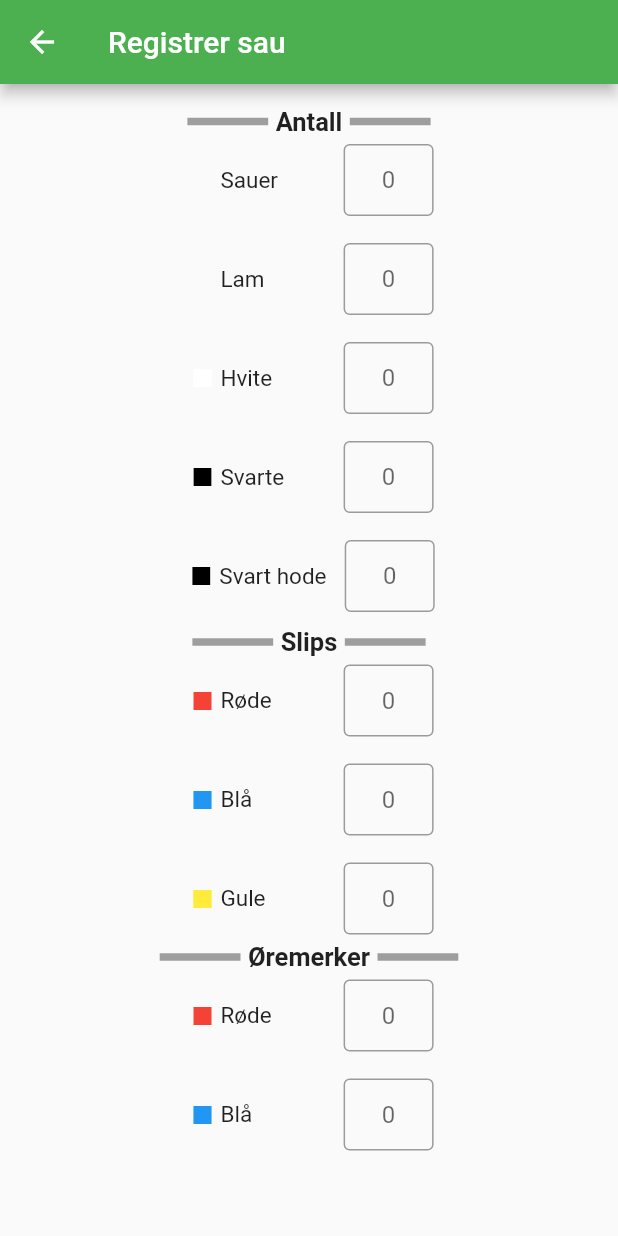
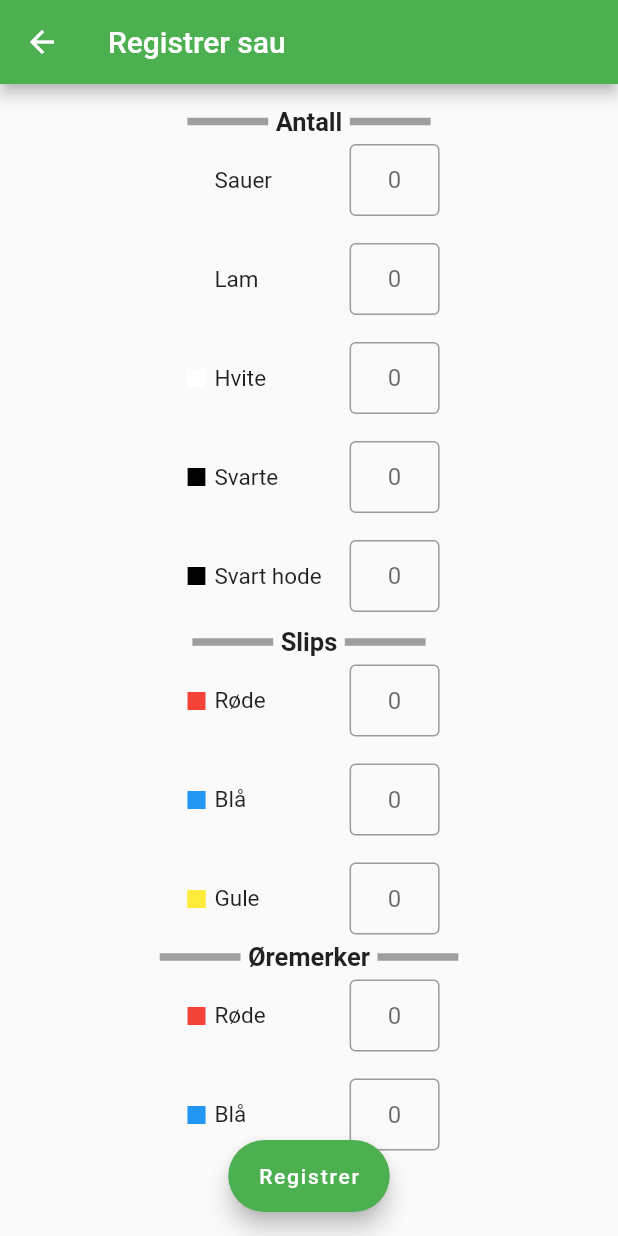
Before and after one commit to rebner-mork/ManualSupervisionOfSheepOnPasture, a Flutter app: the screen it shows after launch, on a phone screen of 412 x 824 dp. Run offline on Flutter 3.47's test engine with Material 2 defaults, Android fonts, the phone set to English and light mode, and no system bars; our stand-ins replace cloud_firestore, email_validator, firebase_auth, firebase_core, flutter_map, latlong2; accounts and stored records are empty.

Commit message:
TextEditingControllers and register button

```diff
--- a/app/lib/register/register_sheep.dart
+++ b/app/lib/register/register_sheep.dart
@@ -14,6 +14,17 @@ class _RegisterSheepState extends State<RegisterSheep> {
   _RegisterSheepState();
 
   final _formKey = GlobalKey<FormState>();
+
+  final TextEditingController _sheepController = TextEditingController(),
+      _lambsController = TextEditingController(),
+      _blackController = TextEditingController(),
+      _whiteController = TextEditingController(),
+      _blackHeadController = TextEditingController(),
+      _redTieController = TextEditingController(),
+      _blueTieController = TextEditingController(),
+      _yellowTieController = TextEditingController(),
+      _redEarController = TextEditingController(),
+      _blueEarController = TextEditingController();
 
   @override
   Widget build(BuildContext context) {
@@ -32,36 +43,51 @@ class _RegisterSheepState extends State<RegisterSheep> {
                         child: Column(children: [
                   const SizedBox(height: 10),
                   inputDividerWithHeadline('Antall'),
-
-                customInputRow('Sauer'),
+                  customInputRow('Sauer', _sheepController),
                   inputFieldSpacer(),
-                customInputRow('Lam'),
+                  customInputRow('Lam', _lambsController),
                   inputFieldSpacer(),
-                customInputRow('Hvite', color: Colors.white),
+                  customInputRow('Hvite', _whiteController,
+                      color: Colors.white),
                   inputFieldSpacer(),
-                customInputRow('Svarte', color: Colors.black),
+                  customInputRow('Svarte', _blackController,
+                      color: Colors.black),
                   inputFieldSpacer(),
-                customInputRow('Svart hode', color: Colors.black),
+                  customInputRow('Svart hode', _blackHeadController,
+                      color: Colors.black),
                   const SizedBox(height: 5),
 
                   inputDividerWithHeadline('Slips'),
 
                   // TODO: Conditional basert på mulige farger
-                customInputRow('Røde', color: Colors.red),
+                  customInputRow('Røde', _redTieController, color: Colors.red),
                   inputFieldSpacer(),
-                customInputRow('Blå', color: Colors.blue),
+                  customInputRow('Blå', _blueTieController, color: Colors.blue),
                   inputFieldSpacer(),
-                customInputRow('Gule', color: Colors.yellow),
+                  customInputRow('Gule', _yellowTieController,
+                      color: Colors.yellow),
                   // TODO: Conditional basert på mulige farger
 
                   inputDividerWithHeadline('Øremerker'),
 
-                customInputRow('Røde', color: Colors.red),
+                  customInputRow('Røde', _redEarController, color: Colors.red),
                   inputFieldSpacer(),
-                customInputRow('Blå', color: Colors.blue),
-                const SizedBox(height: 10),
+                  customInputRow('Blå', _blueEarController, color: Colors.blue),
+                  const SizedBox(height: 80),
                 ]))),
-            )));
+                floatingActionButton: MediaQuery.of(context)
+                            .viewInsets
+                            .bottom ==
+                        0
+                    ? FloatingActionButton.extended(
+                        onPressed: () {}, label: const Text('Registrer'))
+                    : null /* FloatingActionButton(
+                            onPressed: () {}, child: const Icon(Icons.add))*/
+                ,
+                floatingActionButtonLocation:
+                    MediaQuery.of(context).viewInsets.bottom == 0
+                        ? FloatingActionButtonLocation.centerFloat
+                        : FloatingActionButtonLocation.centerFloat)));
   }
 }
 
--- a/app/lib/utils/custom_widgets.dart
+++ b/app/lib/utils/custom_widgets.dart
@@ -22,7 +22,8 @@ SizedBox inputFieldSpacer() {
   return const SizedBox(height: 18);
 }
 
-Row customInputRow(String text, {Color color = Colors.transparent}) {
+Row customInputRow(String text, TextEditingController controller,
+    {Color color = Colors.transparent}) {
   return Row(mainAxisAlignment: MainAxisAlignment.center, children: [
     Flexible(
         flex: 5,
@@ -33,7 +34,7 @@ Row customInputRow(String text, {Color color = Colors.transparent}) {
     Flexible(
         flex: 8,
         child: Container(
-            constraints: const BoxConstraints(minWidth: 70),
+            constraints: const BoxConstraints(minWidth: 78),
             child: Text(
               text,
               style: const TextStyle(fontSize: 15),
@@ -46,11 +47,13 @@ Row customInputRow(String text, {Color color = Colors.transparent}) {
             child: TextFormField(
               textAlign: TextAlign.center,
               keyboardType: TextInputType.number,
+              controller: controller,
               decoration: const InputDecoration(
-                  //labelText: '0',
-                  hintText: '0',
-                  border: OutlineInputBorder(),
-                  contentPadding: EdgeInsets.fromLTRB(15, 0, 15, 0)),
+                //labelText: '0',
+                hintText: '0',
+                border: OutlineInputBorder(),
+                contentPadding: EdgeInsets.fromLTRB(15, 0, 15, 0),
+              ),
             )))
   ]);
 }
```
Lines whose indentation alone changed are shown as unchanged.
